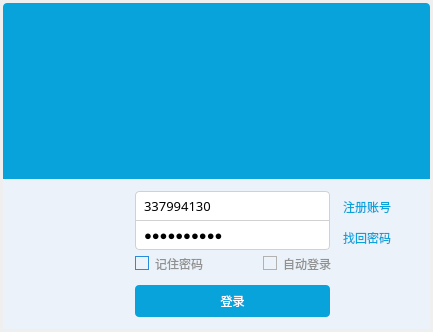
The window that loginform.ui (QUAFFquaff/stock) describes before a commit, drawn with Qt 5.
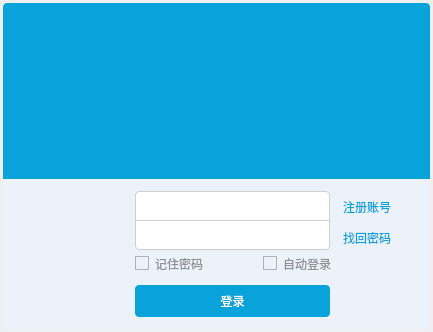
The same window after the commit. Icons and pictures are not drawn.

Diff of the .ui file:
```diff
--- a/loginform.ui
+++ b/loginform.ui
@@ -382,7 +382,7 @@
           </font>
          </property>
          <property name="text">
-          <string>it's pass?</string>
+          <string/>
          </property>
          <property name="echoMode">
           <enum>QLineEdit::Password</enum>
@@ -423,7 +423,7 @@
           </font>
          </property>
          <property name="text">
-          <string>337994130</string>
+          <string/>
          </property>
         </widget>
         <widget class="QLabel" name="label_touxiang">
@@ -467,7 +467,7 @@
           <string>记住密码</string>
          </property>
          <property name="checked">
-          <bool>true</bool>
+          <bool>false</bool>
          </property>
          <property name="autoRepeat">
           <bool>true</bool>
```
Left out of the diff: 2 changed lines with no effect on the pictures.
